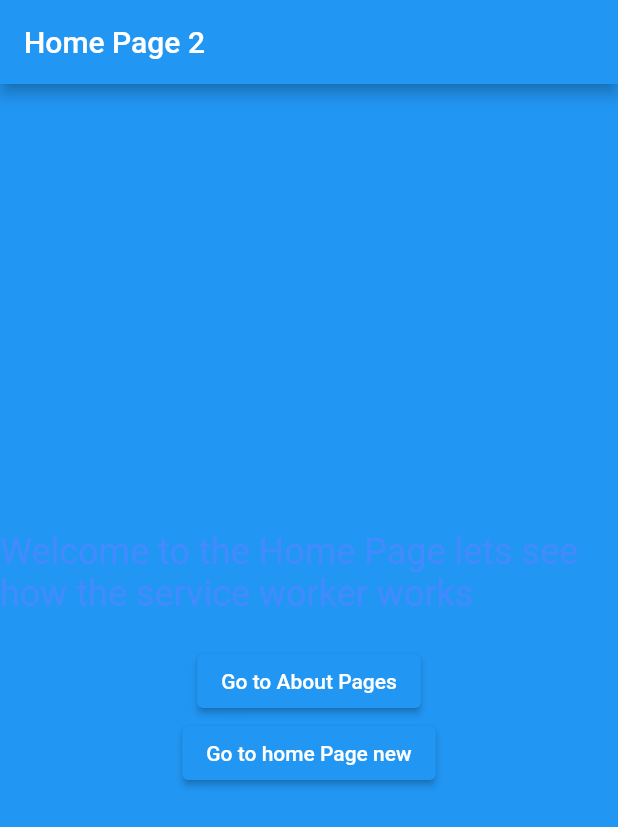
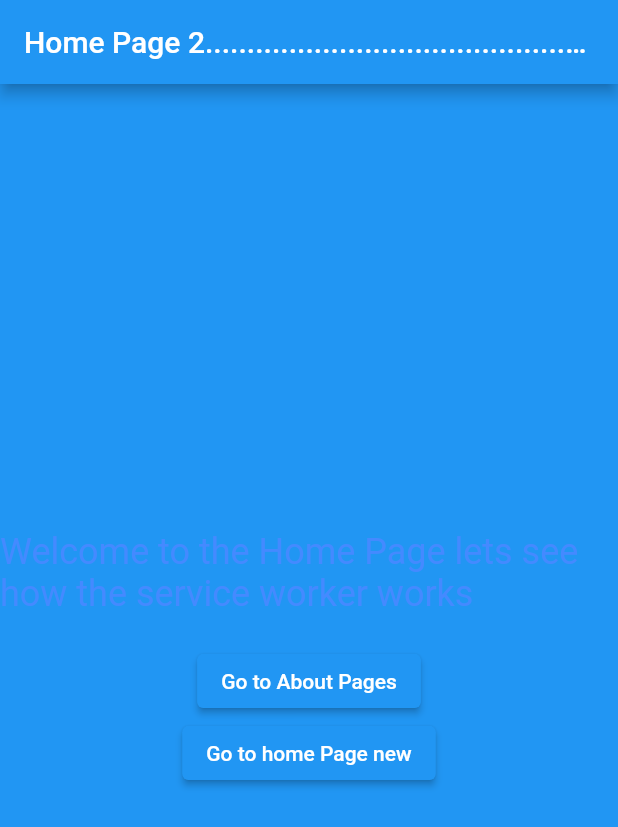
Before and after one commit to NikithaMaram/version_auto_update, a Flutter app: the screen it shows after launch, on a phone screen of 412 x 824 dp. Shown: the top 827 px of the screen. Run offline on Flutter 3.47's test engine with Material 2 defaults, Android fonts, the phone set to English and light mode, and no system bars.

Commit message:
chenges-11

```diff
--- a/lib/main.dart
+++ b/lib/main.dart
@@ -22,7 +22,7 @@ class HomePage1 extends StatelessWidget {
   Widget build(BuildContext context) {
     return Scaffold(
       appBar: AppBar(
-        title: Text('Home Page 2'),
+        title: Text('Home Page 2...............................................'),
       ),
       backgroundColor: Colors.blue,
       body: Center(
```
